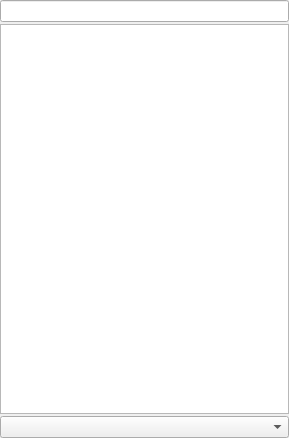
This is python/plugins/processing/ui/ProcessingToolbox.ui in qgis/QGIS as Qt 5 draws it before an edit. The edited form follows.
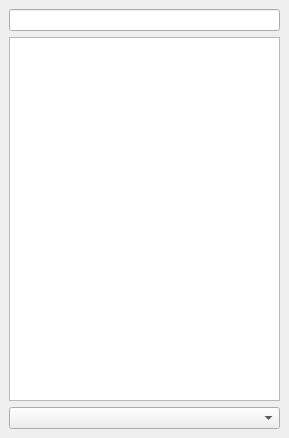
This is the edited form. Custom widgets are drawn as their Qt base class.

Patch:
```diff
--- a/python/plugins/processing/ui/ProcessingToolbox.ui
+++ b/python/plugins/processing/ui/ProcessingToolbox.ui
@@ -16,10 +16,10 @@
   <widget class="QWidget" name="dockWidgetContents">
    <layout class="QVBoxLayout" name="verticalLayout">
     <property name="spacing">
-     <number>2</number>
+     <number>6</number>
     </property>
     <property name="margin">
-     <number>0</number>
+     <number>9</number>
     </property>
     <item>
      <widget class="QgsFilterLineEdit" name="searchBox">
```
